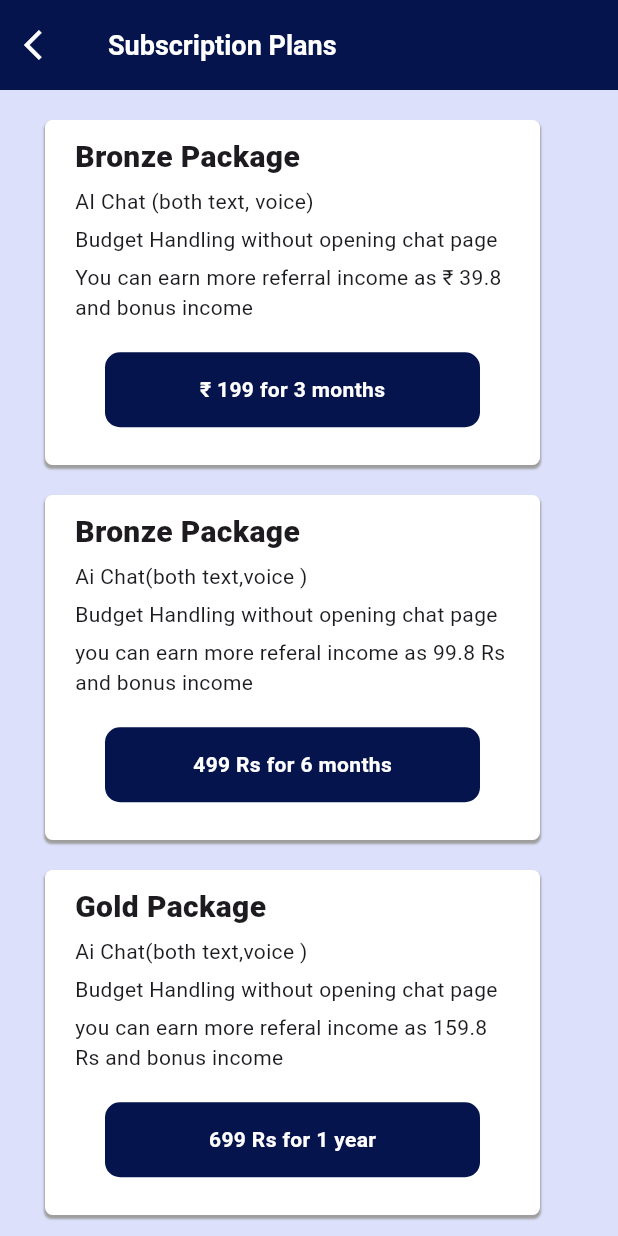
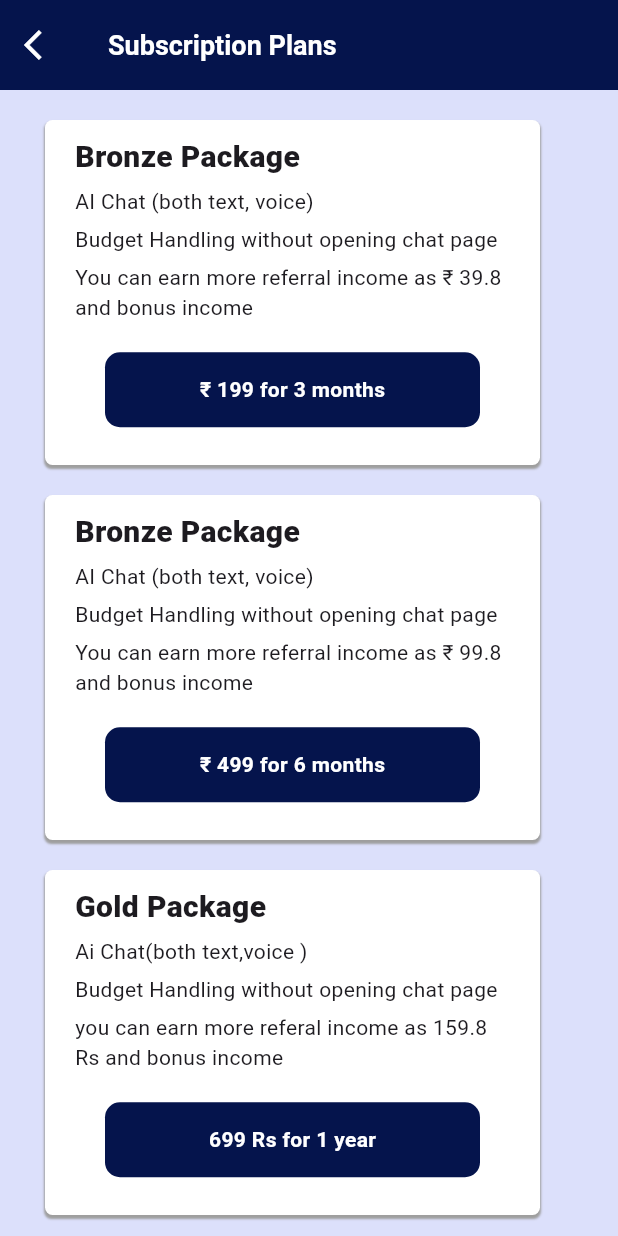
Before and after one commit to AthiraaAthi/project_way, a Flutter app: the SubscriptionScreen screen opened directly, on a phone screen of 412 x 824 dp. Run offline on Flutter 3.47's test engine with Material 3 defaults, Android fonts, the phone set to English and light mode, and no system bars; our stand-ins replace carousel_slider, easy_localization, fl_chart, flutter_toggle_tab, pinput, table_calendar and 1 more.

Commit message:
partially completed lang changing of subscription screen for mobile

```diff
--- a/lib/view/subscription_screen/subscription_screen.dart
+++ b/lib/view/subscription_screen/subscription_screen.dart
@@ -59,11 +59,10 @@ class SubscriptionScreen extends StatelessWidget {
                   ),
                   SubscriptionWidget(
                     Title: "subscriptionScreen.bronzePackage".tr(),
-                    first: "Ai Chat(both text,voice )",
-                    second: "Budget Handling without opening chat page",
-                    third:
-                        "you can earn more referal income as 99.8 Rs and bonus income",
-                    price: "499 Rs for 6 months",
+                    first: "subscriptionScreen.aiChat".tr(),
+                    second: "subscriptionScreen.budgetHandling".tr(),
+                    third: "subscriptionScreen.silverReferalIncome".tr(),
+                    price: "subscriptionScreen.silverPrice".tr(),
                   ),
                   SubscriptionWidget(
                     Title: "Gold Package",
```
